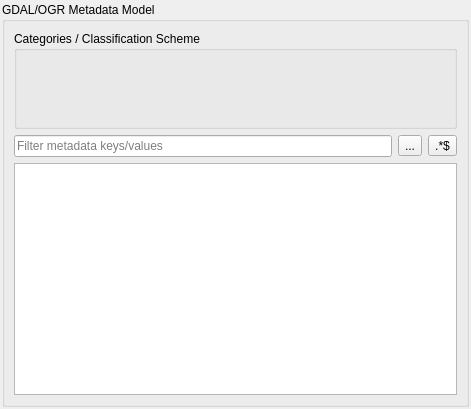
Before: the Qt Designer form qps/ui/gdalmetadatamodelwidget.ui in EnMAP-Box/qgispluginsupport, drawn with Qt 5.
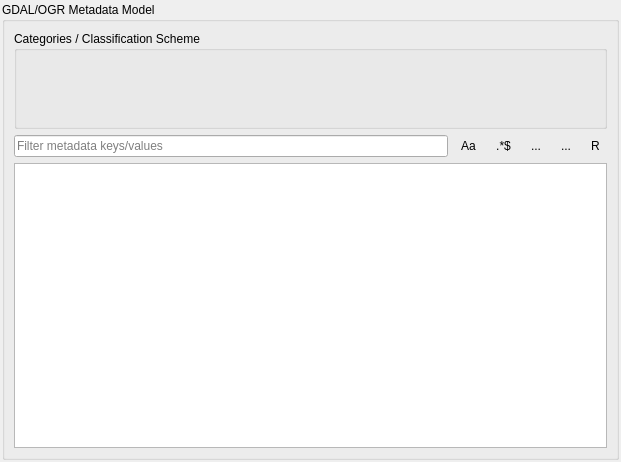
After: the same form once the commit is applied. Icons and pictures are not drawn. Custom widgets are drawn as their Qt base class.

The edit to the form file:
```diff
--- a/qps/ui/gdalmetadatamodelwidget.ui
+++ b/qps/ui/gdalmetadatamodelwidget.ui
@@ -6,8 +6,8 @@
    <rect>
     <x>0</x>
     <y>0</y>
-    <width>471</width>
-    <height>409</height>
+    <width>621</width>
+    <height>462</height>
    </rect>
   </property>
   <property name="windowTitle">
@@ -112,7 +112,10 @@
         <item>
          <widget class="QToolButton" name="btnMatchCase">
           <property name="text">
-           <string>...</string>
+           <string>Aa</string>
+          </property>
+          <property name="autoRaise">
+           <bool>true</bool>
           </property>
          </widget>
         </item>
@@ -121,6 +124,47 @@
           <property name="text">
            <string>.*$</string>
           </property>
+          <property name="autoRaise">
+           <bool>true</bool>
+          </property>
+         </widget>
+        </item>
+        <item>
+         <widget class="QToolButton" name="btnAddItem">
+          <property name="text">
+           <string>...</string>
+          </property>
+          <property name="icon">
+           <iconset resource="../../../QGIS/images/images.qrc">
+            <normaloff>:/images/themes/default/symbologyAdd.svg</normaloff>:/images/themes/default/symbologyAdd.svg</iconset>
+          </property>
+          <property name="autoRaise">
+           <bool>true</bool>
+          </property>
+         </widget>
+        </item>
+        <item>
+         <widget class="QToolButton" name="btnRemoveItem">
+          <property name="text">
+           <string>...</string>
+          </property>
+          <property name="icon">
+           <iconset resource="../../../QGIS/images/images.qrc">
+            <normaloff>:/images/themes/default/symbologyRemove.svg</normaloff>:/images/themes/default/symbologyRemove.svg</iconset>
+          </property>
+          <property name="autoRaise">
+           <bool>true</bool>
+          </property>
+         </widget>
+        </item>
+        <item>
+         <widget class="QToolButton" name="btnReset">
+          <property name="text">
+           <string>R</string>
+          </property>
+          <property name="autoRaise">
+           <bool>true</bool>
+          </property>
          </widget>
         </item>
        </layout>
```
Left out of the diff: 32 changed lines with no effect on the pictures.
